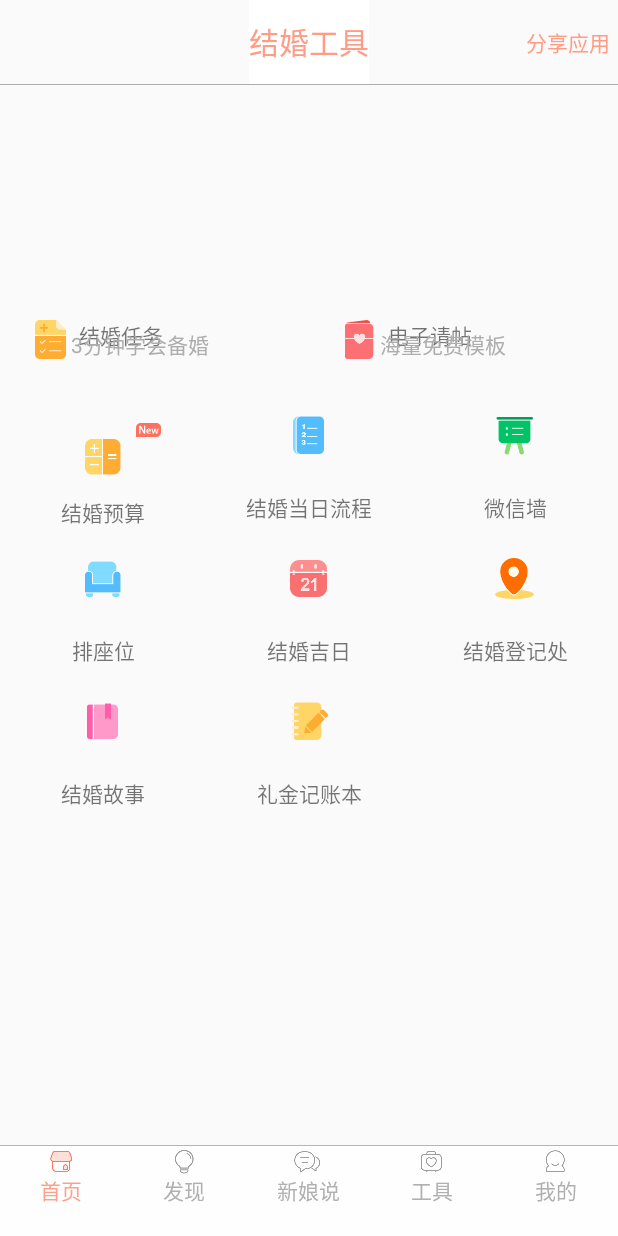
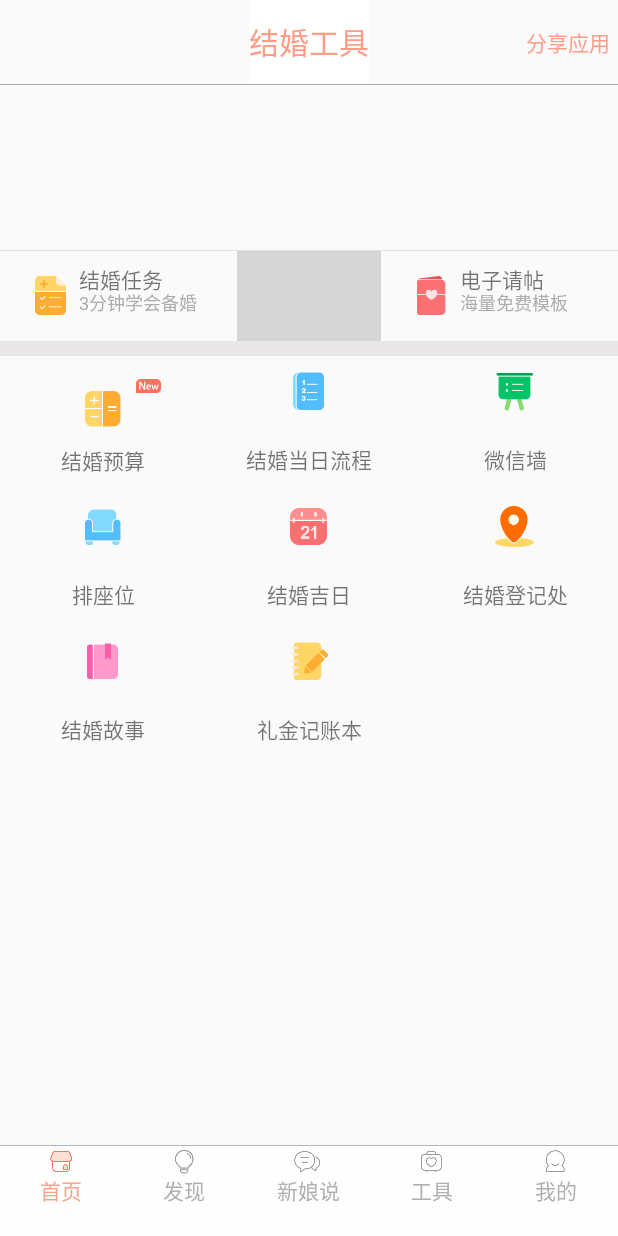
Before and after one commit to kingcyan/BestWedding, an Android app: the fragment ToolsFragment placed in its activity, on a phone screen of 412 x 824 dp. Run offline under Robolectric (Android 15) with nearby library versions, the phone set to English and light mode, and no system bars; our stand-ins replace ButterKnife; pictures from the network do not load; 5 statements that could not run were skipped.

Commit message:
add discover 5 classes and tool xml

```diff
--- a/app/src/main/java/com/qf/adapter/RecommendedAdapter.java
+++ b/app/src/main/java/com/qf/adapter/RecommendedAdapter.java
@@ -2,7 +2,6 @@ package com.qf.adapter;
 
 import android.content.Context;
 import android.support.v7.widget.RecyclerView;
-import android.util.Log;
 import android.view.LayoutInflater;
 import android.view.View;
 import android.view.ViewGroup;
@@ -92,7 +91,7 @@ public class RecommendedAdapter extends RecyclerView.Adapter {
     @Override
     public int getItemViewType(int position) {
 
-        Log.e("TAG", "getItemViewType: "+position );
+//        Log.e("TAG", "getItemViewType: "+position );
         if (position % 5 == 0 ||position % 5 == 1){
             return ITEM_TYPE.ITEM1.ordinal();
         }
--- a/app/src/main/java/com/qf/flag/discoverfragment/DiscoverJumpActivity.java
+++ b/app/src/main/java/com/qf/flag/discoverfragment/DiscoverJumpActivity.java
@@ -2,7 +2,6 @@ package com.qf.flag.discoverfragment;
 
 import android.support.v7.widget.LinearLayoutManager;
 import android.support.v7.widget.RecyclerView;
-import android.util.Log;
 import android.view.View;
 import android.widget.ImageView;
 
@@ -56,8 +55,8 @@ public class DiscoverJumpActivity extends BaseActivity implements View.OnClickLi
         iv_back.setOnClickListener(this);
 
         jumpHeadimg = findViewByIds(R.id.head_afterjump_img);
-        Log.e("TAG", "init: "+getIntent().getStringExtra("key"));
-        Glide.with(this).load(getIntent().getStringExtra("key")).into(jumpHeadimg);
+//        Log.e("TAG", "init: "+getIntent().getStringExtra("key"));
+        Glide.with(this).load(getIntent().getStringExtra("key")).fitCenter().into(jumpHeadimg);
 
 
 
--- a/app/src/main/java/com/qf/flag/discoverfragment/recommendedFragment.java
+++ b/app/src/main/java/com/qf/flag/discoverfragment/recommendedFragment.java
@@ -21,7 +21,7 @@ import retrofit2.Response;
  * Created by King
  * 2016/8/23
  */
-public class recommendedFragment extends BaseFragment {
+public class RecommendedFragment extends BaseFragment {
     RecyclerView recyclerView;
     List<DiscoverEntity.DataBean.ListBean> datas;
 
@@ -54,7 +54,7 @@ public class recommendedFragment extends BaseFragment {
 
     //获取数据
     private void getDatas() {
-        Call<DiscoverEntity> call = MyApplication.utils.getDisDatas();
+        Call<DiscoverEntity> call = MyApplication.utils.getDisDatas(0,0);
         call.enqueue(new Callback<DiscoverEntity>() {
             @Override
             public void onResponse(Call<DiscoverEntity> call, Response<DiscoverEntity> response) {
--- a/app/src/main/java/com/qf/util/Contants.java
+++ b/app/src/main/java/com/qf/util/Contants.java
@@ -66,7 +66,7 @@ public interface Contants {
     String DIS_HEADIMG = "p/wedding/index.php/home/APIPosterBlock/block_info?id=1018&app_version=6.8.7&city=200";
 
     //发现页面数据
-    String DIS_LIST="/p/wedding/index.php/home/APISubPage/SubPagesListV2?cate_id=0&page=1&per_page=10";
+    String DIS_LIST="/p/wedding/index.php/home/APISubPage/SubPagesListV2?cate_id=&page=&per_page=10";
 
     //发现页-头部图片点击跳转
     String DISCOVER_JUMPRECYCLEVIEW = "p/wedding/home/APIActivityZero/list?city_id=200";
--- a/app/src/main/java/com/qf/util/JsonUtil.java
+++ b/app/src/main/java/com/qf/util/JsonUtil.java
@@ -86,7 +86,7 @@ public interface JsonUtil {
 
     //发现页面推荐数据
     @GET(Contants.DIS_LIST)
-    Call<DiscoverEntity> getDisDatas();
+    Call<DiscoverEntity> getDisDatas(@Query("cate_id")int cate_id,@Query("page")int page);
 
     //发现页面跳转后recyclerView数据
     @GET(Contants.DISCOVER_JUMPRECYCLEVIEW)
--- a/app/src/main/res/layout/fragment_tools.xml
+++ b/app/src/main/res/layout/fragment_tools.xml
@@ -1,16 +1,23 @@
 <?xml version="1.0" encoding="utf-8"?>
-<RelativeLayout xmlns:android="http://schemas.android.com/apk/res/android"
+<ScrollView xmlns:android="http://schemas.android.com/apk/res/android"
                 android:layout_width="match_parent"
                 android:layout_height="match_parent"
                 android:orientation="vertical">
     <!-- 标题 -->
+    <LinearLayout
+        android:layout_width="match_parent"
+        android:layout_height="match_parent"
+        android:orientation="vertical">
 
+        <RelativeLayout
+            android:layout_width="match_parent"
+            android:layout_height="?attr/actionBarSize">
 
         <TextView
             android:background="#fff"
             android:id="@+id/tool_title"
             android:layout_width="wrap_content"
-        android:layout_height="?attr/actionBarSize"
+            android:layout_height="match_parent"
             android:layout_centerHorizontal="true"
             android:gravity="center"
             android:text="@string/Tool_Title"
@@ -21,7 +28,7 @@
         <TextView
             android:id="@+id/tool_tv_share"
             android:layout_width="wrap_content"
-        android:layout_height="?attr/actionBarSize"
+            android:layout_height="match_parent"
             android:layout_alignParentRight="true"
             android:layout_centerHorizontal="true"
             android:layout_marginRight="@dimen/MarginRingt"
@@ -30,13 +37,13 @@
             android:textColor="@color/colortextchecked"
             android:textSize="@dimen/ToolTitleRightSize"
             />
+        </RelativeLayout>
 
         <!--分割线-->
         <View
             android:id="@+id/view_divider"
             android:layout_width="match_parent"
             android:layout_height="@dimen/ViewHalving"
-        android:layout_below="@+id/tool_tv_share"
             android:background="@color/colortextunchecked"
             />
 
@@ -44,16 +51,28 @@
             android:id="@+id/tool_head_img"
             android:layout_width="match_parent"
             android:layout_height="@dimen/ToolImageHeightmin"
-        android:layout_below="@id/view_divider"
             android:clickable="true"
+            />
+        <View
+            android:layout_width="match_parent"
+            android:layout_height="@dimen/view_line_height"
+            android:background="@color/mine_view_line_color"
             />
 
         <include
             android:id="@+id/Img"
             layout="@layout/tools_tab"
             />
+        <View
+            android:layout_width="match_parent"
+            android:layout_height="@dimen/view_more_height"
+            android:background="@color/mine_viewmore_line_color"/>
 
         <include
             layout="@layout/tool_tablayout"
             />
-</RelativeLayout>
+
+
+    </LinearLayout>
+
+</ScrollView>
--- a/app/src/main/res/layout/tool_tablayout.xml
+++ b/app/src/main/res/layout/tool_tablayout.xml
@@ -15,7 +15,7 @@
             android:layout_marginTop="-10dp"
             android:id="@+id/budget"
             android:layout_width="0dp"
-            android:layout_height="95dp"
+            android:layout_height="90dp"
             android:layout_weight="1"
             >
 
@@ -54,7 +54,7 @@
         <RelativeLayout
             android:id="@+id/plan"
             android:layout_width="0dp"
-            android:layout_height="95dp"
+            android:layout_height="90dp"
             android:layout_weight="1">
 
             <ImageView
@@ -80,7 +80,7 @@
         <RelativeLayout
             android:id="@+id/wechat"
             android:layout_width="0dp"
-            android:layout_height="95dp"
+            android:layout_height="90dp"
             android:layout_weight="1">
 
             <ImageView
@@ -113,7 +113,7 @@
         <RelativeLayout
             android:id="@+id/seat"
             android:layout_width="0dp"
-            android:layout_height="95dp"
+            android:layout_height="90dp"
             android:layout_weight="1">
 
             <ImageView
@@ -139,7 +139,7 @@
         <RelativeLayout
             android:id="@+id/luckly_day"
             android:layout_width="0dp"
-            android:layout_height="95dp"
+            android:layout_height="90dp"
             android:layout_weight="1">
 
             <ImageView
@@ -165,7 +165,7 @@
         <RelativeLayout
             android:id="@+id/regist"
             android:layout_width="0dp"
-            android:layout_height="95dp"
+            android:layout_height="90dp"
             android:layout_weight="1">
 
             <ImageView
@@ -198,7 +198,7 @@
         <RelativeLayout
             android:id="@+id/story"
             android:layout_width="0dp"
-            android:layout_height="95dp"
+            android:layout_height="90dp"
             android:layout_weight="1">
 
             <ImageView
@@ -224,7 +224,7 @@
         <RelativeLayout
             android:id="@+id/amounts"
             android:layout_width="0dp"
-            android:layout_height="95dp"
+            android:layout_height="90dp"
             android:layout_weight="1">
 
             <ImageView
--- a/app/src/main/res/layout/tools_tab.xml
+++ b/app/src/main/res/layout/tools_tab.xml
@@ -1,6 +1,8 @@
 <?xml version="1.0" encoding="utf-8"?>
 <LinearLayout xmlns:android="http://schemas.android.com/apk/res/android"
                 android:layout_width="match_parent"
+                android:divider="@drawable/tool_divider"
+                android:showDividers="middle"
                 android:layout_height="@dimen/ToolImageHeight"
                 android:layout_below="@id/tool_head_img"
                 android:orientation="horizontal">
@@ -20,9 +22,11 @@
             android:src="@drawable/icon_wedding_task"
             />
         <TextView
+            android:id="@+id/marry_task"
             android:layout_marginLeft="@dimen/MarginRingt"
-            android:layout_alignTop="@+id/Weddingplan"
+            android:layout_marginTop="@dimen/tool_relative_margintop"
             android:layout_toRightOf="@+id/Weddingplan"
+            android:textSize="@dimen/tool_relative_big_textSize"
             android:layout_width="wrap_content"
             android:layout_height="wrap_content"
             android:text="@string/Tool_TitlePlan"
@@ -33,6 +37,8 @@
             android:layout_width="wrap_content"
             android:layout_height="wrap_content"
             android:text="@string/Tool_TitleStudy"
+            android:layout_alignLeft="@+id/marry_task"
+            android:textSize="@dimen/tool_relative_small_textSize"
             android:layout_toRightOf="@id/Weddingplan"
             android:layout_alignBottom="@id/Weddingplan"
             />
@@ -54,11 +60,13 @@
             android:src="@drawable/icon_wedding_card"
             />
         <TextView
+            android:id="@+id/ele_invitation"
+            android:layout_marginTop="@dimen/tool_relative_margintop"
             android:layout_marginLeft="@dimen/MarginRingt"
-            android:layout_alignTop="@+id/Invitation"
             android:layout_toRightOf="@+id/Invitation"
             android:layout_width="wrap_content"
             android:layout_height="wrap_content"
+            android:textSize="@dimen/tool_relative_big_textSize"
             android:text="@string/Tool_TitleInvitation"
             />
 
@@ -67,6 +75,8 @@
             android:layout_width="wrap_content"
             android:layout_height="wrap_content"
             android:text="@string/Tool_TitleFree"
+            android:textSize="@dimen/tool_relative_small_textSize"
+            android:layout_alignLeft="@+id/ele_invitation"
             android:layout_toRightOf="@id/Invitation"
             android:layout_alignBottom="@id/Invitation"
             />
--- a/app/src/main/res/values/colors.xml
+++ b/app/src/main/res/values/colors.xml
@@ -21,7 +21,8 @@
     <color name="financial_backgrand">#e6e3e3</color>
 
 
-
+    <!--工具-->
+    <color name="tool_text_dark_color">#878282</color>
 
 
 
--- a/app/src/main/res/values/dimens.xml
+++ b/app/src/main/res/values/dimens.xml
@@ -4,13 +4,17 @@
     <dimen name="activity_vertical_margin">16dp</dimen>
 
     <!--工具页面参数-->
+    <dimen name="tool_relative_margintop">8dp</dimen>
+    <dimen name="tool_relative_big_textSize">14sp</dimen>
+    <dimen name="tool_relative_small_textSize">12sp</dimen>
     <dimen name="ToolTitleSize">20sp</dimen>
     <dimen name="ToolTitleRightSize">14sp</dimen>
     <dimen name="MarginRingt">5dp</dimen>
     <dimen name="ViewHalving">0.5dp</dimen>
-    <dimen name="ToolImageHeightmin">130dp</dimen>
-    <dimen name="ToolImageHeight">80dp</dimen>
+    <dimen name="ToolImageHeightmin">110dp</dimen>
+    <dimen name="ToolImageHeight">60dp</dimen>
     <dimen name="ImageML">20dp</dimen>
+    <dimen name="tool_view_bottom_hoeight">10dp</dimen>
 
     <!--首页-->
     <dimen name="home_hand1_text">14sp</dimen>
```
Also changed, not shown: app/src/main/java/com/qf/flag/discoverfragment/DiscoverFragment.java (+13 -4 lines), app/src/main/java/com/qf/flag/discoverfragment/HeartGuideFragment.java (added, +76 -0 lines), app/src/main/java/com/qf/flag/discoverfragment/HotWeddingFragment.java (added, +76 -0 lines), app/src/main/java/com/qf/flag/discoverfragment/MerryStoryFragment.java (added, +76 -0 lines), app/src/main/java/com/qf/flag/discoverfragment/WindDirectionFragment.java (added, +76 -0 lines), app/src/main/res/layout/activity_discover_headjump_vp.xml (added, +45 -0 lines), app/src/main/res/layout/fragment_jump_recycleview.xml (added, +88 -0 lines). Lines whose indentation alone changed are shown as unchanged.
